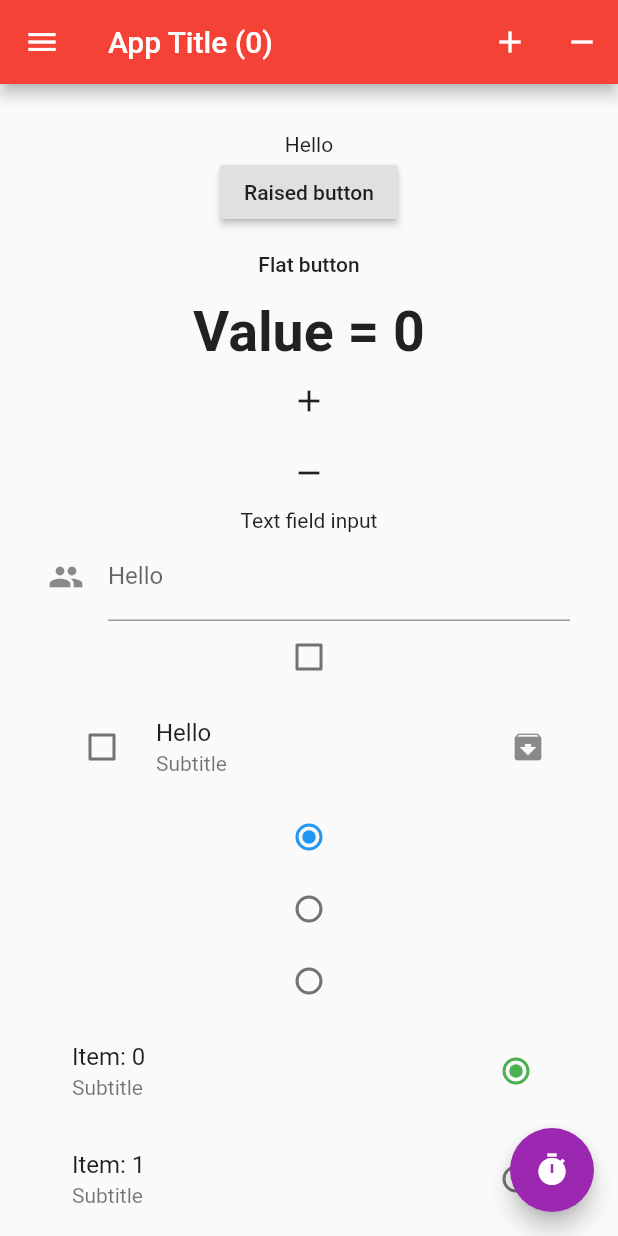
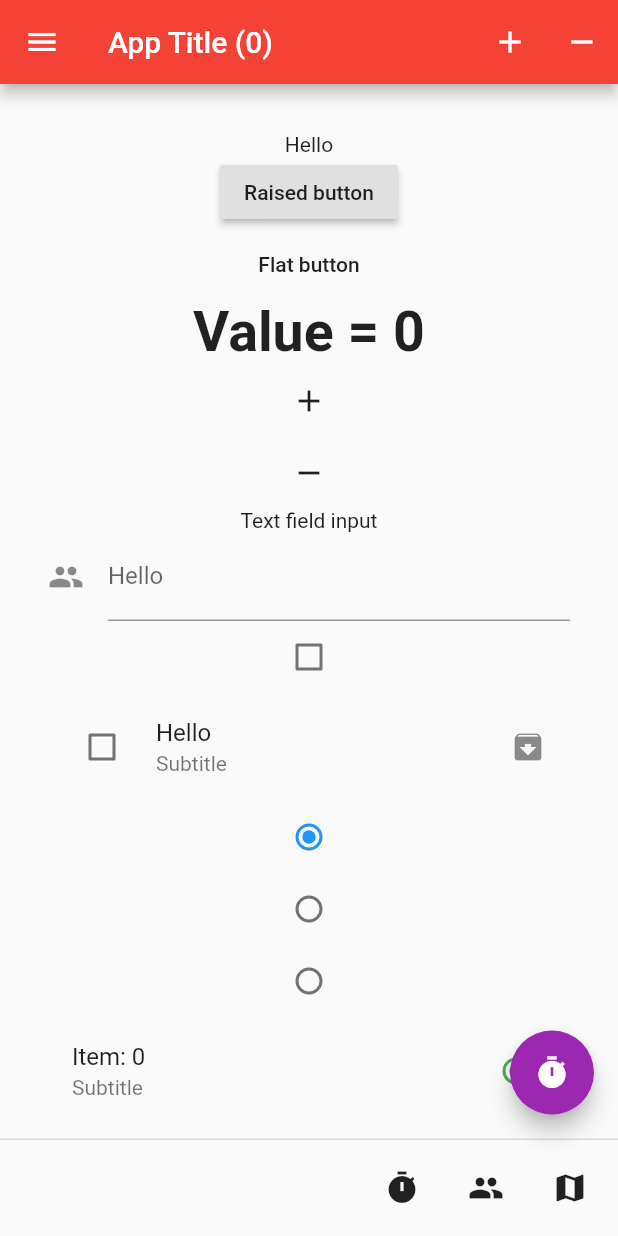
Before and after one commit to FrancaTM/flutter-begginer-course-udemy, a Flutter app: the screen it shows after launch, on a phone screen of 412 x 824 dp. Run offline on Flutter 3.47's test engine with Material 2 defaults, Android fonts, the phone set to English and light mode, and no system bars.

Commit message:
Scaffold - Footer buttons lecture

```diff
--- a/lib/main.dart
+++ b/lib/main.dart
@@ -27,6 +27,7 @@ class _MyAppState extends State<MyApp> {
   String _valueSection3Assignment = "";
   String _display = "";
   String _valueFAB = "FAB date here!";
+  String _valueFooter = "Footer buttons value here!";
 
   void _onPressedRaised(String value) {
     setState(() {
@@ -168,6 +169,12 @@ class _MyAppState extends State<MyApp> {
     });
   }
 
+  void _onPressedFooter1(String value) {
+    setState(() {
+      _valueFooter = value;
+    });
+  }
+
   @override
   Widget build(BuildContext context) {
     return Scaffold(
@@ -274,11 +281,17 @@ class _MyAppState extends State<MyApp> {
                   child: new Text("Enter"),
                 ),
                 new Text(_valueFAB),
+                new Text(_valueFooter),
               ],
             ),
           ),
         ),
       ),
+      persistentFooterButtons: <Widget>[
+        new IconButton(icon: new Icon(Icons.timer), onPressed: () => _onPressedFooter1("Footer button 1")),
+        new IconButton(icon: new Icon(Icons.people), onPressed: () => _onPressedFooter1("Footer button 2")),
+        new IconButton(icon: new Icon(Icons.map), onPressed: () => _onPressedFooter1("Footer button 3")),
+      ],
       floatingActionButton: new FloatingActionButton(
         onPressed: _onPressedFAB,
         backgroundColor: Colors.purple,
```
